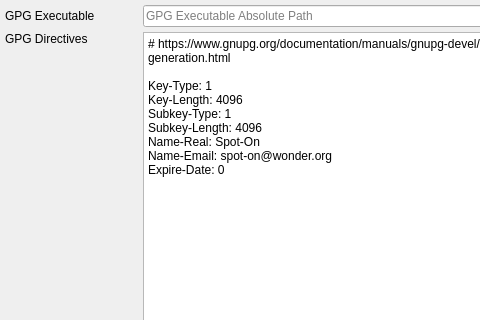
Before: the Qt Designer form Source/UI/spot-on-rosetta-gpg-new-keys.ui in textbrowser/spot-on, drawn with Qt 5; both pictures show x 0 to 480 and y 0 to 320 of the 650 by 650 pixel window.
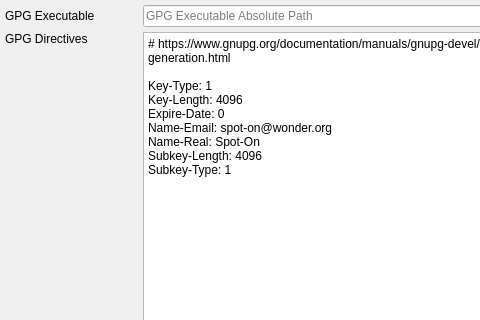
After: the same form once the commit is applied. Icons and pictures are not drawn.

What changed in the file:
```diff
--- a/Source/UI/spot-on-rosetta-gpg-new-keys.ui
+++ b/Source/UI/spot-on-rosetta-gpg-new-keys.ui
@@ -82,11 +82,11 @@
 
 Key-Type: 1
 Key-Length: 4096
-Subkey-Type: 1
-Subkey-Length: 4096
-Name-Real: Spot-On
-Name-Email: spot-on@wonder.org
 Expire-Date: 0
+Name-Email: spot-on@wonder.org
+Name-Real: Spot-On
+Subkey-Length: 4096
+Subkey-Type: 1
 </string>
        </property>
       </widget>
```
